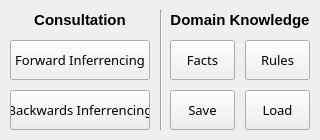
The window that src/gui/menu/MainMenu.ui (wvDevAus/Expert-System-Shell) describes before a commit, drawn with Qt 5.
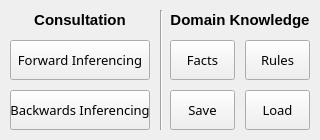
The same window after the commit.

Commit message: - Created a dialog for gathering Fact session values from the user. - Added an incomplete implementation of the forward inference consultation. - Updated the main menu to indicate the backwards inference consultation is disabled.

What changed in the file:
```diff
--- a/src/gui/menu/MainMenu.ui
+++ b/src/gui/menu/MainMenu.ui
@@ -60,7 +60,7 @@
      <number>-1</number>
     </property>
     <property name="text">
-     <string>Backwards Inferrencing</string>
+     <string>Backwards Inferencing</string>
     </property>
    </widget>
    <widget class="QPushButton" name="ConsultationForward">
@@ -97,7 +97,7 @@
      <number>-1</number>
     </property>
     <property name="text">
-     <string>Forward Inferrencing</string>
+     <string>Forward Inferencing</string>
     </property>
    </widget>
    <widget class="QPushButton" name="DomainKnowledgeFacts">
```
Left out of the diff: 4 changed lines with no effect on the pictures. The commit also changes 5 other files.
